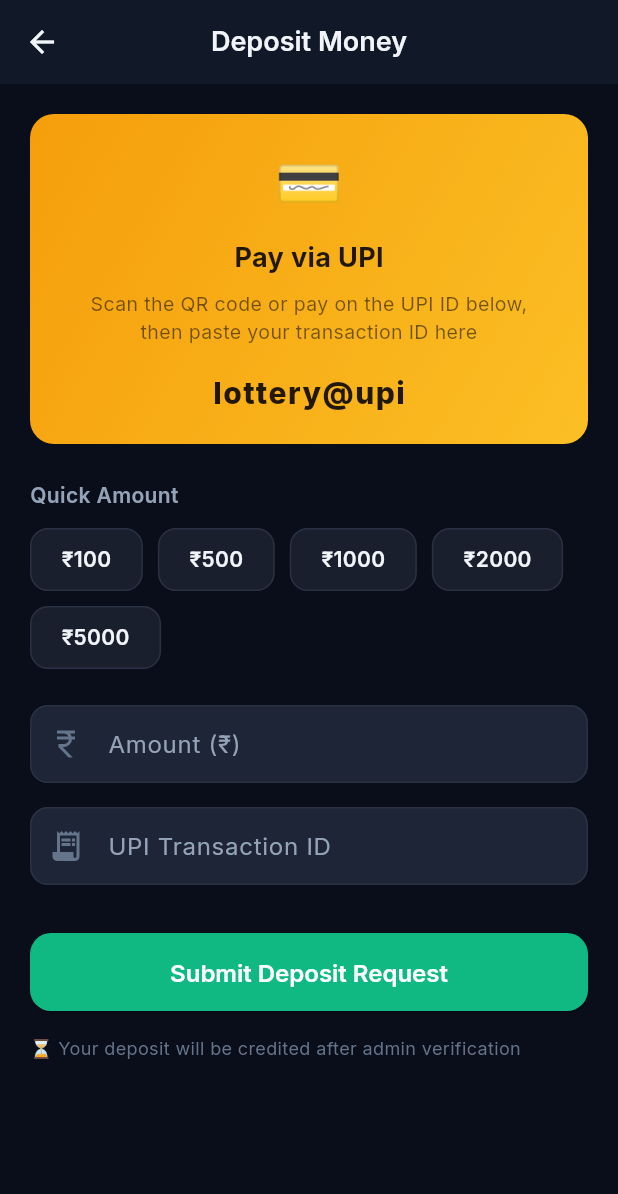
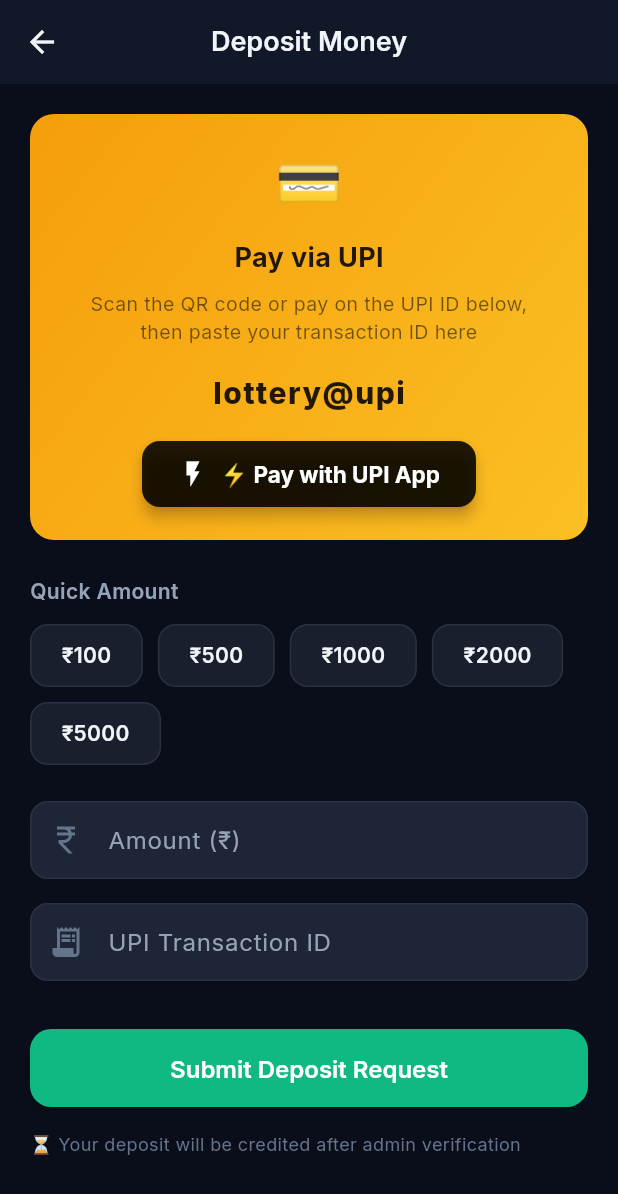
Before and after one commit to manish-hlm3-netizen/Dream-lottery, a Flutter app: the DepositScreen screen opened by its route, on a phone screen of 412 x 824 dp. Shown: the top 1194 px of the screen. Run offline on Flutter 3.47's test engine with Material 3 defaults, Android fonts, the phone set to English and light mode, and no system bars; our stand-ins replace dio, flutter_secure_storage, google_fonts; accounts and stored records are empty; network calls fail.

Commit message:
upi link

```diff
--- a/lottery_app/lib/screens/deposit_screen.dart
+++ b/lottery_app/lib/screens/deposit_screen.dart
@@ -2,6 +2,7 @@ import 'dart:convert';
 import 'dart:typed_data';
 import 'package:flutter/material.dart';
 import 'package:provider/provider.dart';
+import 'package:url_launcher/url_launcher.dart';
 import '../config/app_theme.dart';
 import '../providers/auth_provider.dart';
 import '../services/api_service.dart';
@@ -84,6 +85,51 @@ class _DepositScreenState extends State<DepositScreen> {
     setState(() => _loading = false);
   }
 
+  Future<void> _launchUPIApp() async {
+    final amountText = _amountController.text.trim();
+    if (amountText.isEmpty) {
+      setState(() {
+        _success = false;
+        _message = 'Please enter the deposit amount first';
+      });
+      return;
+    }
+
+    final amount = double.tryParse(amountText);
+    if (amount == null || amount < 10) {
+      setState(() {
+        _success = false;
+        _message = 'Please enter a valid amount (minimum ₹10)';
+      });
+      return;
+    }
+
+    final Uri uri = Uri.parse(
+      'upi://pay?pa=$_upiId&pn=Lottery&am=${amount.toStringAsFixed(2)}&cu=INR&tn=Lottery%20Deposit'
+    );
+
+    try {
+      if (await canLaunchUrl(uri)) {
+        await launchUrl(uri, mode: LaunchMode.externalApplication);
+        setState(() {
+          _message = 'Please copy the UPI Transaction ID after payment and paste it below to submit!';
+          _success = true;
+        });
+      } else {
+        await launchUrl(uri, mode: LaunchMode.externalApplication);
+        setState(() {
+          _message = 'Please copy the UPI Transaction ID after payment and paste it below to submit!';
+          _success = true;
+        });
+      }
+    } catch (e) {
+      setState(() {
+        _success = false;
+        _message = 'Could not launch UPI Apps. Please manually pay on the UPI ID above.';
+      });
+    }
+  }
+
   @override
   void dispose() {
     _amountController.dispose();
@@ -154,6 +200,27 @@ class _DepositScreenState extends State<DepositScreen> {
                             fontSize: 20,
                             fontWeight: FontWeight.w800,
                             letterSpacing: 1,
+                          ),
+                        ),
+                        const SizedBox(height: 16),
+                        ElevatedButton.icon(
+                          onPressed: _launchUPIApp,
+                          icon: const Icon(Icons.flash_on, color: Colors.white, size: 20),
+                          label: const Text(
+                            '⚡ Pay with UPI App',
+                            style: TextStyle(
+                              fontSize: 15,
+                              fontWeight: FontWeight.w700,
+                            ),
+                          ),
+                          style: ElevatedButton.styleFrom(
+                            backgroundColor: Colors.black87,
+                            foregroundColor: Colors.white,
+                            padding: const EdgeInsets.symmetric(horizontal: 24, vertical: 12),
+                            shape: RoundedRectangleBorder(
+                              borderRadius: BorderRadius.circular(12),
+                            ),
+                            elevation: 4,
                           ),
                         ),
                       ],
--- a/lottery_app/pubspec.yaml
+++ b/lottery_app/pubspec.yaml
@@ -26,6 +26,7 @@ dependencies:
   flutter_animate: ^4.3.0
   intl: ^0.19.0
   fluttertoast: ^8.2.4
+  url_launcher: ^6.2.0
 
   cupertino_icons: ^1.0.6
 
```
Also changed, not shown: lottery_app/pubspec.lock, 4 other files.
